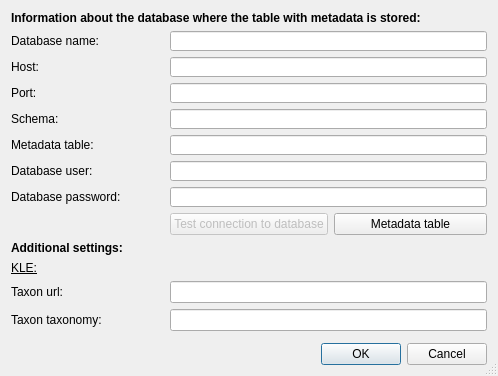
Before: the Qt Designer form src/MetadataFunctionality/ui/dialog_settings.ui in Septima/qgis-metadatafunctionality, drawn with Qt 5.
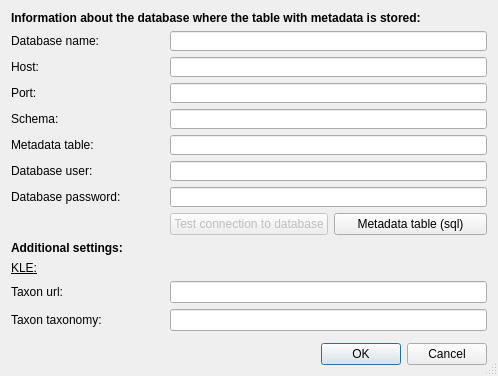
After: the same form once the commit is applied.

Commit message: Opdatering af GUI

```diff
--- a/src/MetadataFunctionality/ui/dialog_settings.ui
+++ b/src/MetadataFunctionality/ui/dialog_settings.ui
@@ -275,7 +275,7 @@
       <string>Only required the first time you use the plugin</string>
      </property>
      <property name="text">
-      <string>Metadata table</string>
+      <string>Metadata table (sql)</string>
      </property>
     </widget>
    </item>
```
The commit also changes 2 other files.
